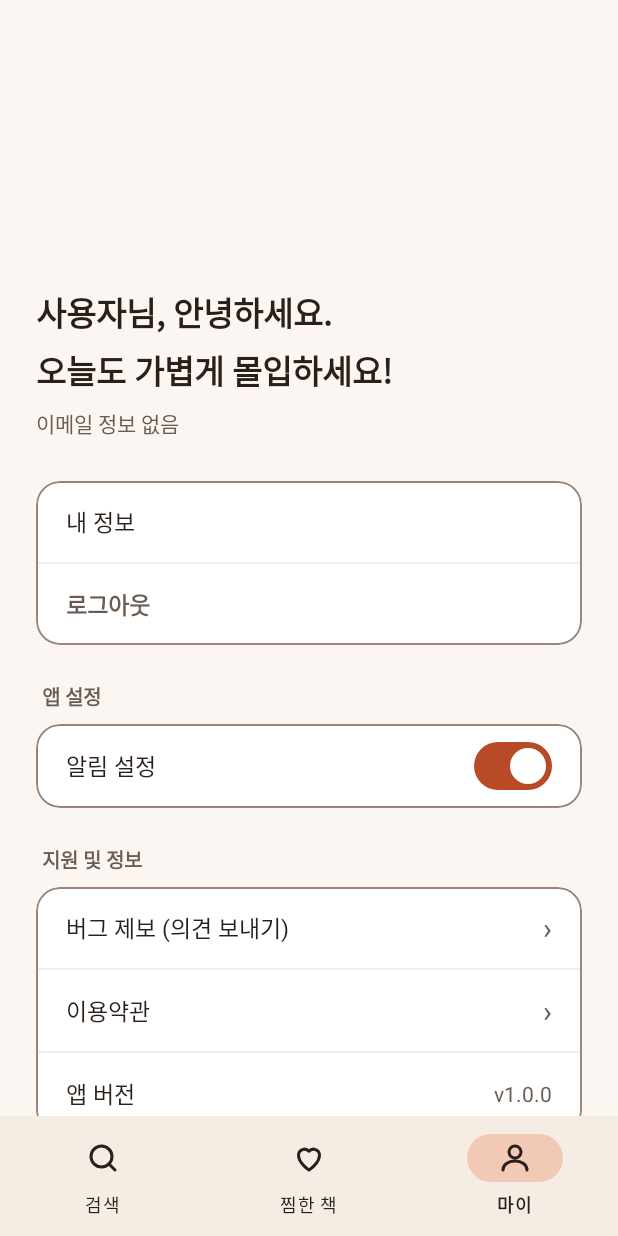
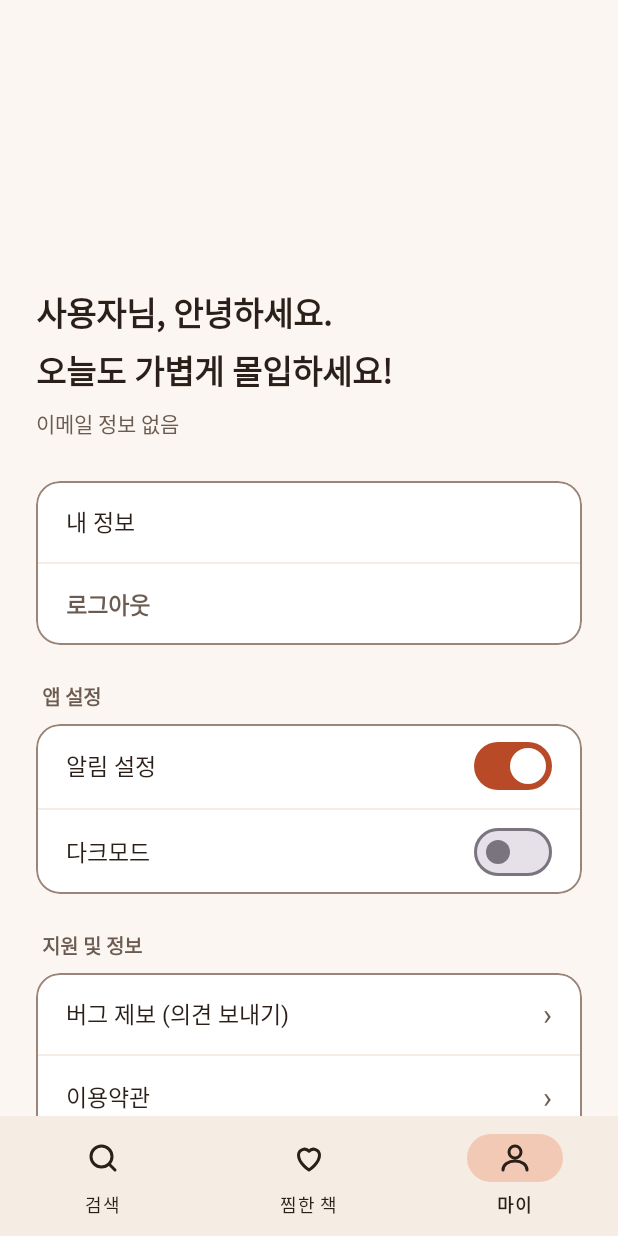
Before and after one commit to eunseong767/BookWhere, an Android app: the screen it shows after launch once a user with an empty profile is signed in (MainActivity), item 3 of the bottom bar chosen, on a phone screen of 412 x 824 dp. Run offline under Robolectric (Android 15) with nearby library versions, the phone set to English and light mode, and no system bars; our stand-ins replace Firebase (no records; nobody signed in at launch, a user with empty details on screens opened directly).

Commit message:
B5 다크모드 스위치 복구 및 작동, 앱 이름 '책어디'로 통일
- 마이페이지 다크모드 스위치 다시 추가 (빌드 오류 해결)
- values-night 색·테마 추가로 다크모드 실제 적용, 앱 시작 시 저장된 설정 반영
- 이용약관·회원가입 화면의 '전찾책'을 '책어디'로 변경

Co-Authored-By: Claude Opus 5.5 <noreply@anthropic.com>

```diff
--- a/app/src/main/java/com/bookwhere/app/LoginActivity.java
+++ b/app/src/main/java/com/bookwhere/app/LoginActivity.java
@@ -6,6 +6,7 @@ import android.text.TextUtils;
 import android.widget.Toast;
 
 import androidx.appcompat.app.AppCompatActivity;
+import androidx.appcompat.app.AppCompatDelegate;
 
 import com.google.android.material.button.MaterialButton;
 import com.google.android.material.textfield.TextInputEditText;
@@ -22,6 +23,11 @@ public class LoginActivity extends AppCompatActivity {
 
     @Override
     protected void onCreate(Bundle savedInstanceState) {
+        // 마이페이지에서 저장한 다크모드 설정을 앱 시작 때 적용
+        boolean darkMode = getSharedPreferences("bookwhere_mypage_prefs", MODE_PRIVATE)
+                .getBoolean("pref_dark_mode", false);
+        AppCompatDelegate.setDefaultNightMode(
+                darkMode ? AppCompatDelegate.MODE_NIGHT_YES : AppCompatDelegate.MODE_NIGHT_NO);
         super.onCreate(savedInstanceState);
         setContentView(R.layout.activity_login);
 
--- a/app/src/main/java/com/bookwhere/app/MyPageFragment.java
+++ b/app/src/main/java/com/bookwhere/app/MyPageFragment.java
@@ -182,7 +182,7 @@ public class MyPageFragment extends Fragment {
     private void showTermsDialog() {
         new MaterialAlertDialogBuilder(requireContext())
                 .setTitle("이용약관")
-                .setMessage("제1조 (목적)\n본 약관은 '전찾책'이 제공하는 전자책 구독 플랫폼 통합 검색 및 위시리스트 서비스의 이용 조건과 절차를 규정합니다.\n\n"
+                .setMessage("제1조 (목적)\n본 약관은 '책어디(BookWhere)'가 제공하는 전자책 구독 플랫폼 통합 검색 및 위시리스트 서비스의 이용 조건과 절차를 규정합니다.\n\n"
                         + "제2조 (서비스 내용)\n회원은 도서 검색, 플랫폼별 구독 가능 여부 조회, 관심 도서 저장 기능을 이용할 수 있습니다.\n\n"
                         + "제3조 (계정 관리)\n회원은 본인의 이메일 계정 정보를 안전하게 관리할 책임이 있습니다.")
                 .setPositiveButton("확인", null)
--- a/app/src/main/res/layout/activity_signup.xml
+++ b/app/src/main/res/layout/activity_signup.xml
@@ -40,7 +40,7 @@
             android:layout_width="wrap_content"
             android:layout_height="wrap_content"
             android:layout_marginTop="4dp"
-            android:text="전찾책에서 나만의 전자책 구독을 시작하세요"
+            android:text="책어디에서 나만의 전자책 구독을 시작하세요"
             android:textColor="@color/text_sub"
             android:textSize="14sp"
             app:layout_constraintStart_toStartOf="parent"
--- a/app/src/main/res/layout/fragment_mypage.xml
+++ b/app/src/main/res/layout/fragment_mypage.xml
@@ -188,6 +188,34 @@
                         android:layout_height="wrap_content"
                         android:checked="true" />
                 </LinearLayout>
+
+                <View
+                    android:layout_width="match_parent"
+                    android:layout_height="1dp"
+                    android:background="@color/nav_bg" />
+
+                <!-- 다크모드 -->
+                <LinearLayout
+                    android:layout_width="match_parent"
+                    android:layout_height="56dp"
+                    android:gravity="center_vertical"
+                    android:orientation="horizontal"
+                    android:paddingHorizontal="20dp">
+
+                    <TextView
+                        android:layout_width="0dp"
+                        android:layout_height="wrap_content"
+                        android:layout_weight="1"
+                        android:text="다크모드"
+                        android:textColor="@color/text_main"
+                        android:textSize="15sp" />
+
+                    <com.google.android.material.materialswitch.MaterialSwitch
+                        android:id="@+id/switch_dark_mode"
+                        android:layout_width="wrap_content"
+                        android:layout_height="wrap_content"
+                        android:checked="false" />
+                </LinearLayout>
             </LinearLayout>
         </com.google.android.material.card.MaterialCardView>
 
--- /dev/null
+++ b/app/src/main/res/values-night/colors.xml
@@ -0,0 +1,12 @@
+<?xml version="1.0" encoding="utf-8"?>
+<!-- 다크모드 색상: values/colors.xml과 같은 이름을 어둡게 바꿈 -->
+<resources>
+    <color name="primary">#E3825E</color>        <!-- 어두운 배경에서 잘 보이게 조금 밝게 -->
+    <color name="background">#1C1714</color>
+    <color name="surface">#27201C</color>
+    <color name="text_main">#F2E9E2</color>
+    <color name="text_sub">#BCAEA4</color>
+    <color name="border">#7A6A5F</color>
+    <color name="nav_bg">#2A231F</color>
+    <color name="nav_selected">#5C3727</color>
+</resources>
--- /dev/null
+++ b/app/src/main/res/values-night/themes.xml
@@ -0,0 +1,15 @@
+<?xml version="1.0" encoding="utf-8"?>
+<resources>
+    <!-- 다크모드 테마: values/themes.xml의 Theme.BookWhere와 같고, 어두운 기본 테마 + 밝은 상태바 아이콘만 다름 -->
+    <style name="Theme.BookWhere" parent="Theme.Material3.Dark.NoActionBar">
+        <item name="colorPrimary">@color/primary</item>
+        <item name="colorOnPrimary">@color/white</item>
+        <item name="android:colorBackground">@color/background</item>
+        <item name="colorSurface">@color/surface</item>
+        <item name="colorOnSurface">@color/text_main</item>
+        <item name="android:textColor">@color/text_main</item>
+        <item name="android:windowBackground">@color/background</item>
+        <item name="android:statusBarColor">@color/background</item>
+        <item name="android:windowLightStatusBar">false</item>
+    </style>
+</resources>
```
